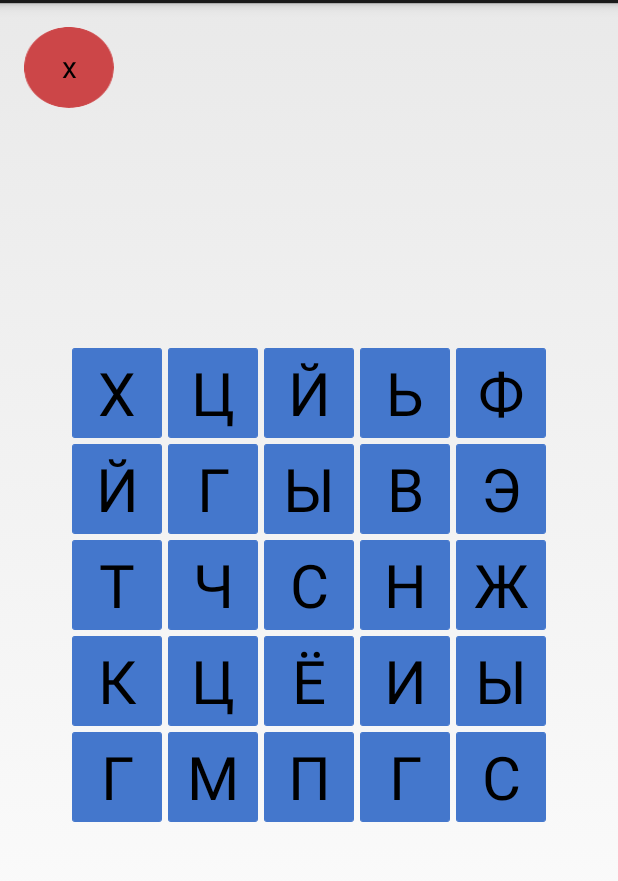
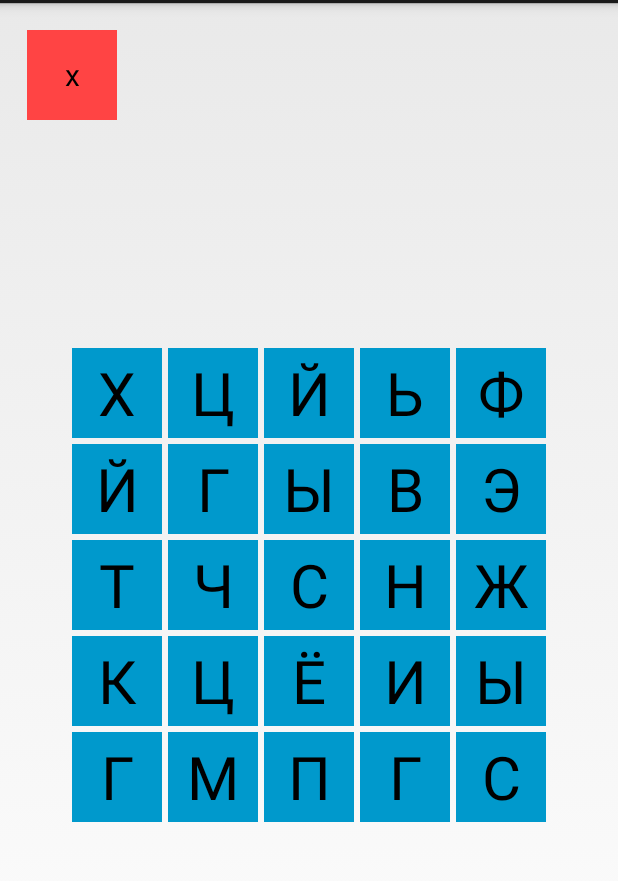
Before and after one commit to Lag1101/BuildAWord, an Android app: the screen it shows after launch (Board), on a phone screen of 412 x 824 dp, the part 69-950 px from its top. Run offline under Robolectric (Android 15) with nearby library versions, the phone set to English and light mode, and no system bars; libraries missing offline, so code that uses them is left out: com.readystatesoftware.sqliteasset; 2 statements that could not run were skipped.

Commit message:
deleted images

```diff
--- a/app/src/main/res/drawable-hdpi/btn_cancel.xml
+++ b/app/src/main/res/drawable-hdpi/btn_cancel.xml
@@ -1,5 +1,5 @@
 <?xml version="1.0" encoding="utf-8"?>
 <selector xmlns:android="http://schemas.android.com/apk/res/android">
-    <item android:state_pressed="false" android:drawable="@drawable/cancel_off" />
-    <item android:state_pressed="true" android:drawable="@drawable/cancel_on" />
+    <item android:state_pressed="false" android:drawable="@android:color/holo_red_light"/>
+    <item android:state_pressed="true" android:drawable="@android:color/holo_red_dark" />
 </selector>
--- a/app/src/main/res/drawable-hdpi/btn_toggle.xml
+++ b/app/src/main/res/drawable-hdpi/btn_toggle.xml
@@ -1,5 +1,5 @@
 <?xml version="1.0" encoding="utf-8"?>
 <selector xmlns:android="http://schemas.android.com/apk/res/android">
-    <item android:state_checked="false" android:drawable="@drawable/button_up" />
-    <item android:state_checked="true" android:drawable="@drawable/button_push" />
+    <item android:state_checked="false" android:drawable="@android:color/holo_blue_dark" />
+    <item android:state_checked="true" android:drawable="@android:color/holo_blue_bright" />
 </selector>
--- a/app/src/main/res/layout/activity_board.xml
+++ b/app/src/main/res/layout/activity_board.xml
@@ -3,17 +3,17 @@
     android:layout_height="match_parent" android:paddingLeft="@dimen/activity_horizontal_margin"
     android:paddingRight="@dimen/activity_horizontal_margin"
     android:paddingTop="@dimen/activity_vertical_margin"
-    android:paddingBottom="@dimen/activity_vertical_margin" tools:context=".Board">
+    android:paddingBottom="@dimen/activity_vertical_margin" tools:context=".Board"
+    android:focusable="false">
 
     <TextView
         android:layout_width="wrap_content"
         android:layout_height="wrap_content"
         android:id="@+id/textLabel"
-        android:layout_alignParentTop="true"
         android:textSize="40sp"
         android:textAlignment="center"
-        android:layout_alignEnd="@+id/grid"
-        android:layout_toEndOf="@+id/erase" />
+        android:layout_toEndOf="@+id/erase"
+        android:layout_alignTop="@+id/erase" />
 
     <include
         android:id="@+id/grid"
@@ -24,12 +24,12 @@
         android:layout_centerHorizontal="true" />
 
     <Button
-       style="@style/RoundBtn"
+        style="@style/RoundBtn"
         android:layout_width="wrap_content"
         android:layout_height="wrap_content"
         android:text="x"
         android:id="@+id/erase"
-        android:layout_alignBottom="@+id/textLabel"
+        android:layout_alignParentTop="true"
         android:layout_alignParentStart="true" />
 
 </RelativeLayout>
--- a/app/src/main/res/values/styles.xml
+++ b/app/src/main/res/values/styles.xml
@@ -7,8 +7,6 @@
 
     <style name="CellStyle">
         <item name="android:background">@drawable/btn_toggle</item>
-        <item name="android:layout_width">wrap_content</item>
-        <item name="android:layout_height">wrap_content</item>
         <item name="android:layout_margin">2dp</item>
         <item name="android:textOff">Off</item>
         <item name="android:textOn">On</item>
@@ -20,6 +18,7 @@
     </style>
     <style name="RoundBtn">
         <item name="android:background">@drawable/btn_cancel</item>
+        <item name="android:layout_margin">2dp</item>
         <item name="android:textSize">20sp</item>
         <item name="android:minHeight">10dp</item>
         <item name="android:minWidth">10dp</item>
```
Also changed, not shown: app/src/main/res/drawable-hdpi/button_push.9.png (deleted), app/src/main/res/drawable-hdpi/button_up.9.png (deleted), app/src/main/res/drawable-hdpi/cancel_off.9.png (deleted), app/src/main/res/drawable-hdpi/cancel_on.9.png (deleted).
